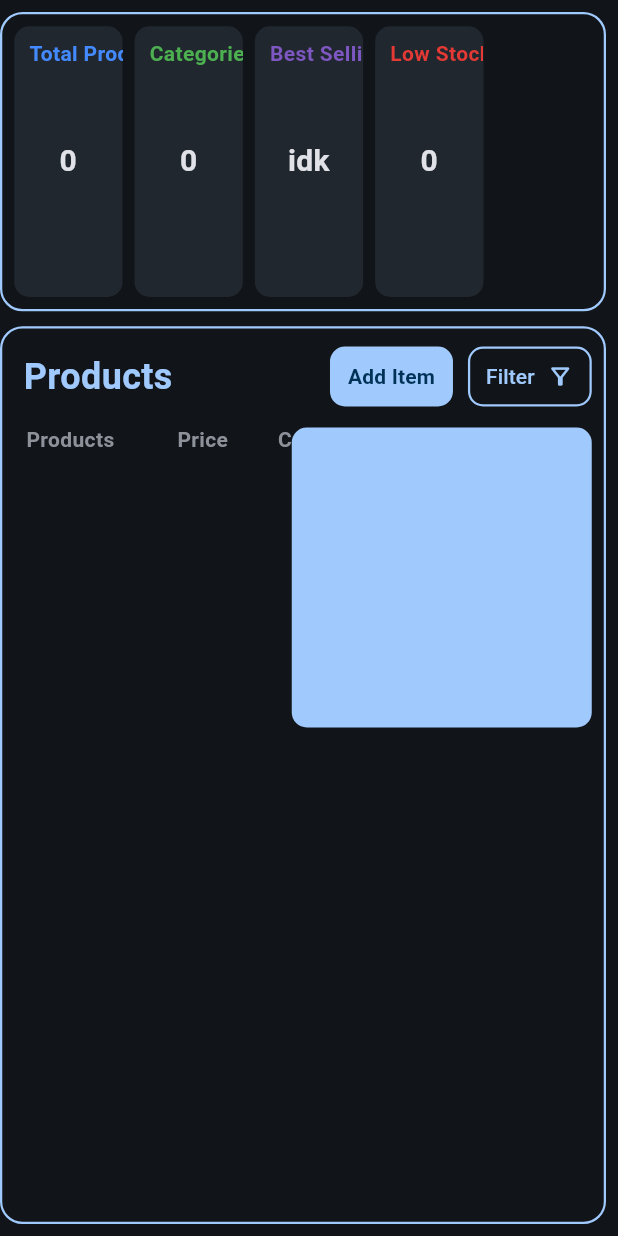
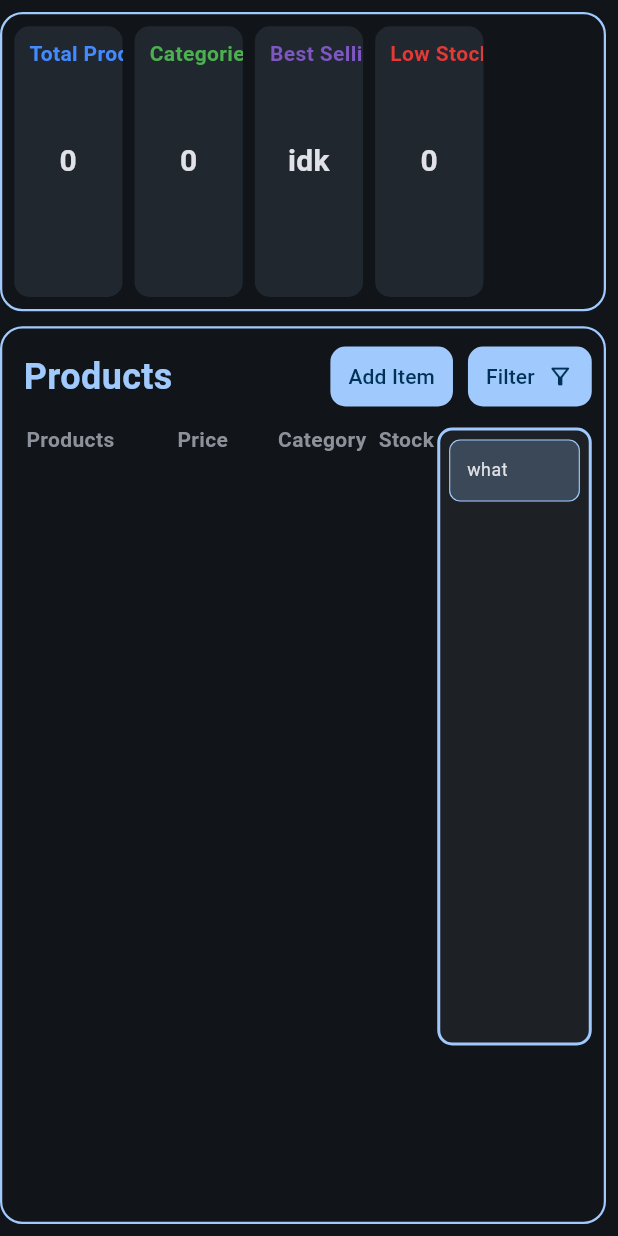
Before and after one commit to Tyvation/FlutterPosApp, a Flutter app: the InventoryManage screen opened directly, after a tap on "Filter", on a phone screen of 412 x 824 dp. Run offline on Flutter 3.47's test engine with Material 3 defaults, Android fonts, the phone set to English and light mode, and no system bars; our stand-ins replace dotted_border, file_picker, sqflite, sqflite_common_ffi; missing offline and left inert: reorderable_grid; accounts and stored records are empty.

Commit message:
smol fix
smol fix

```diff
--- a/lib/Pages/inventory_manage.dart
+++ b/lib/Pages/inventory_manage.dart
@@ -175,24 +175,24 @@ class _InventoryManageState extends State<InventoryManage> {
                                     'Add Item',
                                     style: TextStyle(
                                       color: myColorScheme.onPrimary,
-                                      fontWeight: FontWeight.bold
                                     )
                                   ),
                                 ),
                                 const SizedBox(width: 10),
-                                OutlinedButton.icon(//! Filter Button
+                                FilledButton.icon(//! Filter Button
                                   onPressed: (){
                                     setState(() {
                                       openfilterWindow = !openfilterWindow;
                                     });
                                   },
                                   iconAlignment: IconAlignment.end,
-                                  icon: const Icon(Icons.filter_alt_outlined),
-                                  label: const Text('Filter'),
-                                  style: OutlinedButton.styleFrom(
-                                    side: BorderSide(color: myColorScheme.primary, width: 1.5),
+                                  icon: Icon(Icons.filter_alt_outlined, color: openfilterWindow ? myColorScheme.onPrimary : myColorScheme.primary),
+                                  label: Text('Filter',style: TextStyle(color: openfilterWindow ? myColorScheme.onPrimary : myColorScheme.primary)),
+                                  style: FilledButton.styleFrom(
+                                    side: BorderSide(color: openfilterWindow ?  Colors.transparent : myColorScheme.primary, width: 1.5),
                                     shape: RoundedRectangleBorder(borderRadius: BorderRadius.circular(10)),
                                     padding: const EdgeInsets.symmetric(horizontal: 12),
+                                    backgroundColor: openfilterWindow ? myColorScheme.primary : Colors.transparent
                                   ),
                                 )
                               ],
@@ -256,15 +256,15 @@ class _InventoryManageState extends State<InventoryManage> {
                                 ),
                               ),
                               Positioned( //! Filter Window
-                                  right: 0, top: 10,
-                                  child: AnimatedSwitcher(
-                                    duration: const Duration(milliseconds: 500),
-                                    //TODO : animation
-                                    child: openfilterWindow
-                                    ? _filterWindow(myColorScheme)
-                                    : const SizedBox()
-                                  )
+                                right: 0, top: 10,
+                                child: AnimatedSize(
+                                  duration: const Duration(milliseconds: 500),
+                                  reverseDuration: const Duration(milliseconds: 200),
+                                  clipBehavior: Clip.antiAlias,
+                                  curve: Curves.easeInOut,
+                                  child: _filterWindow(myColorScheme),
                                 )
+                              )
                             ],
                           )
                         )
@@ -282,15 +282,50 @@ class _InventoryManageState extends State<InventoryManage> {
 
   //! Filter
   Widget _filterWindow(ColorScheme myColorScheme){
+    final screenHeight = MediaQuery.of(context).size.height;
+    final screenWidth = MediaQuery.of(context).size.width;
+    final TextEditingController searchController = TextEditingController();
+
     return AnimatedContainer(
-      duration: Duration(milliseconds: 500),
-      constraints: BoxConstraints(
-        maxHeight: 200, maxWidth: 200
+      duration: const Duration(milliseconds: 200),
+      curve: Curves.easeInOut,
+      width: openfilterWindow ? screenWidth/4 : 0,
+      height: openfilterWindow ? screenHeight/2 : 0,
+      decoration: BoxDecoration(
+        borderRadius: BorderRadius.circular(openfilterWindow ? 10 : 2),
+        color: myColorScheme.surfaceContainer,
+        border: Border.all(color: myColorScheme.primary, width: openfilterWindow ? 2 : 0)
       ),
-      decoration: BoxDecoration(
-        borderRadius: BorderRadius.circular(10),
-        color: myColorScheme.primary
-      ),
+      child: FittedBox(
+        alignment: Alignment.topLeft,
+        child: Column(mainAxisAlignment: MainAxisAlignment.start,children: [
+          Padding(
+            padding: const EdgeInsets.all(8.0),
+            child: Row(mainAxisAlignment: MainAxisAlignment.spaceEvenly,children: [
+              SizedBox(
+                width: screenWidth/3.5,
+                //height: screenWidth/40,
+                child: TextField(
+                  controller: searchController..text = 'what',
+                  decoration: InputDecoration(
+                    isDense: false,
+                    focusedBorder: const OutlineInputBorder(
+                      borderSide: BorderSide(color: Colors.blueAccent),
+                      borderRadius: BorderRadius.all(Radius.circular(10))
+                    ),
+                    enabledBorder: OutlineInputBorder(
+                      borderSide: BorderSide(color: myColorScheme.primary),
+                      borderRadius: const BorderRadius.all(Radius.circular(10))
+                    ),
+                    filled: true,
+                    fillColor: myColorScheme.secondaryContainer,
+                  ),
+                ),
+              )
+            ]),
+          ),
+        ]),
+      )
     );
   }
 
@@ -660,7 +695,7 @@ class _InventoryManageState extends State<InventoryManage> {
                     border: const OutlineInputBorder(),
                     isDense: true,
                     constraints: BoxConstraints(maxWidth: screenHeight/3),
-                    suffix: label == 'Price' ? Text('\$') : null
+                    suffix: label == 'Price' ? const Text('\$') : null
                   ),
                 validator: (value) {
                   switch (label){
```
